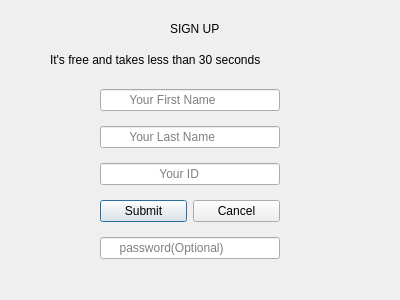
The window that D1/signupview.ui (GuelorEmanuel/Team-Tech-Support) describes before a commit, drawn with Qt 5.
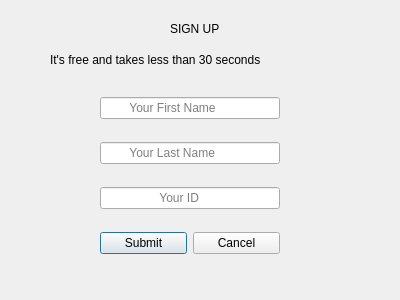
The same window after the commit.

What changed in the file:
```diff
--- a/D1/signupview.ui
+++ b/D1/signupview.ui
@@ -39,7 +39,7 @@
     <string>It's free and takes less than 30 seconds</string>
    </property>
   </widget>
-  <widget class="QWidget" name="">
+  <widget class="QWidget" name="layoutWidget">
    <property name="geometry">
     <rect>
      <x>100</x>
@@ -88,19 +88,6 @@
       </item>
      </layout>
     </item>
-    <item>
-     <widget class="QLineEdit" name="pwdLE">
-      <property name="text">
-       <string/>
-      </property>
-      <property name="echoMode">
-       <enum>QLineEdit::Password</enum>
-      </property>
-      <property name="placeholderText">
-       <string>     password(Optional)</string>
-      </property>
-     </widget>
-    </item>
    </layout>
   </widget>
  </widget>
```
